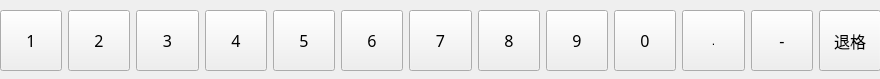
Before: the Qt Designer form digitalinputpanel.ui in alphonso64/EnergyBox, drawn with Qt 5.
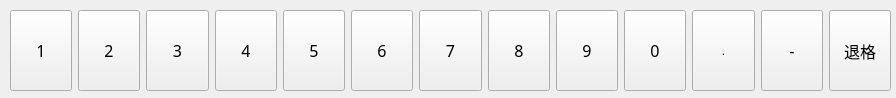
After: the same form once the commit is applied.

Patch:
```diff
--- a/digitalinputpanel.ui
+++ b/digitalinputpanel.ui
@@ -6,8 +6,8 @@
    <rect>
     <x>0</x>
     <y>0</y>
-    <width>880</width>
-    <height>79</height>
+    <width>896</width>
+    <height>98</height>
    </rect>
   </property>
   <property name="windowTitle">
@@ -37,10 +37,10 @@
   <widget class="QWidget" name="horizontalLayoutWidget">
    <property name="geometry">
     <rect>
-     <x>0</x>
+     <x>10</x>
      <y>10</y>
      <width>881</width>
-     <height>61</height>
+     <height>81</height>
     </rect>
    </property>
    <layout class="QHBoxLayout" name="horizontalLayout">
```
